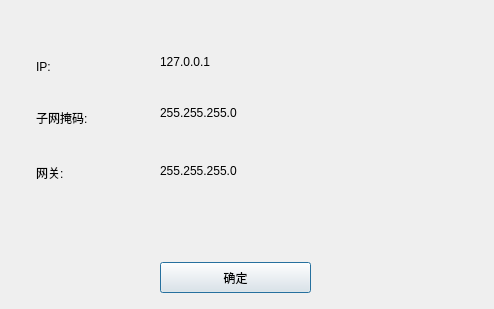
Sisec2016/TChallaOld2016, file FastVideoPro/FastVideov1/IPConfigSucessDialog.ui: the form before one commit.
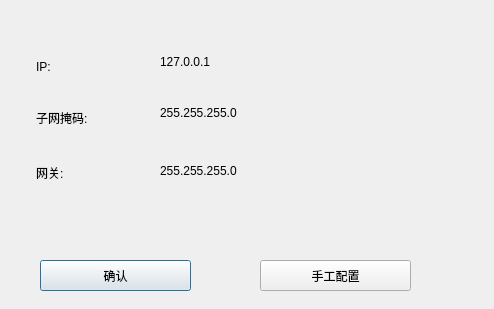
The form after the commit. Icons and pictures are not drawn.

The edit to the form file:
```diff
--- a/FastVideoPro/FastVideov1/IPConfigSucessDialog.ui
+++ b/FastVideoPro/FastVideov1/IPConfigSucessDialog.ui
@@ -20,14 +20,14 @@
   <widget class="QPushButton" name="pushButton">
    <property name="geometry">
     <rect>
-     <x>160</x>
-     <y>262</y>
+     <x>40</x>
+     <y>260</y>
      <width>151</width>
      <height>31</height>
     </rect>
    </property>
    <property name="text">
-    <string>确定</string>
+    <string>确认</string>
    </property>
   </widget>
   <widget class="QLabel" name="label">
@@ -108,6 +108,19 @@
     <string>网关:</string>
    </property>
   </widget>
+  <widget class="QPushButton" name="pushButtonConfigMannual">
+   <property name="geometry">
+    <rect>
+     <x>260</x>
+     <y>260</y>
+     <width>151</width>
+     <height>31</height>
+    </rect>
+   </property>
+   <property name="text">
+    <string>手工配置</string>
+   </property>
+  </widget>
  </widget>
  <resources/>
  <connections/>
```
Left out of the diff: 2 changed lines with no effect on the pictures.
